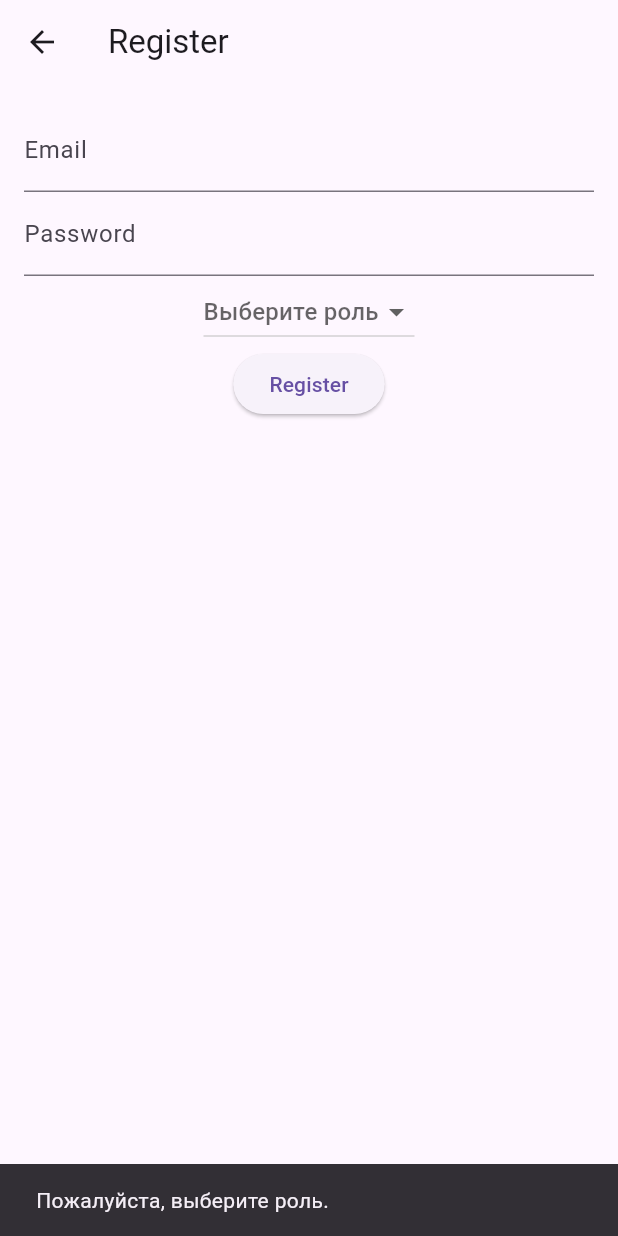
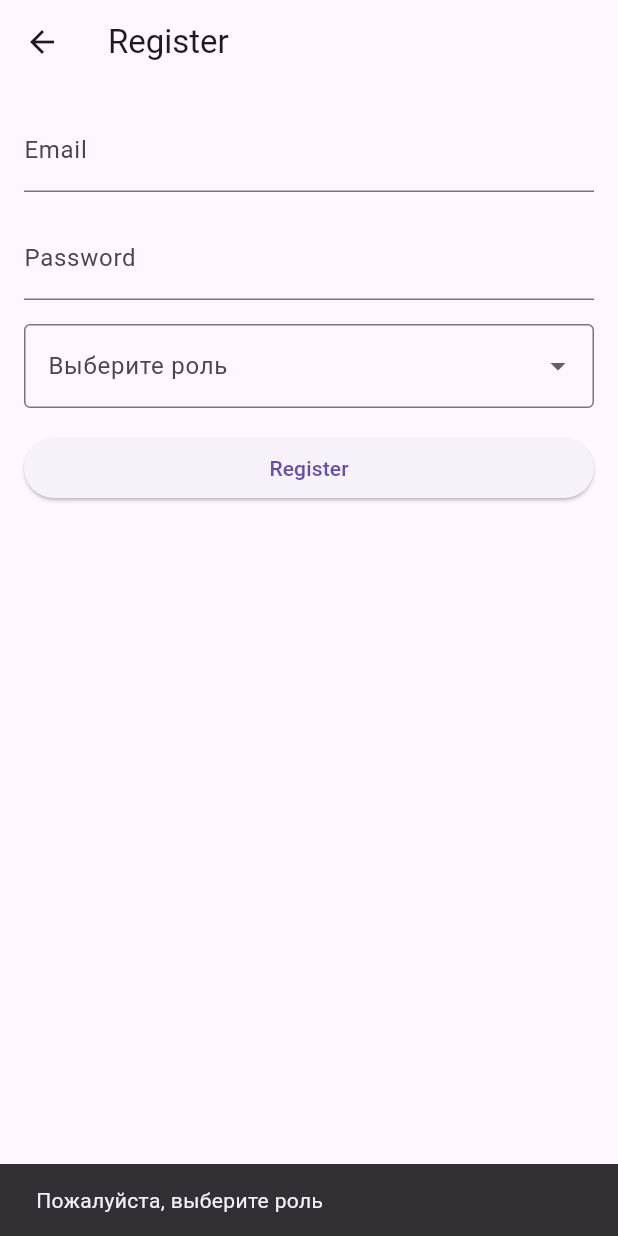
Before and after one commit to ostup17/workity, a Flutter app: the RegisterScreen screen opened by its route, after a tap on "Register", on a phone screen of 412 x 824 dp. Run offline on Flutter 3.47's test engine with Material 3 defaults, Android fonts, the phone set to English and light mode, and no system bars; our stand-ins replace cloud_firestore, equatable, firebase_auth, firebase_core, flutter_bloc, lottie; accounts and stored records are empty.

Commit message:
Добавил на экран регистрации дропдаун с выбором роли

```diff
--- a/lib/data/repositories/auth_repository.dart
+++ b/lib/data/repositories/auth_repository.dart
@@ -35,6 +35,7 @@ class AuthRepository {
     await FirebaseFirestore.instance.collection('users').doc(userCredential.user!.uid).set({
       'roles': [roleString],
       'activeRole': roleString,
+      'email': userCredential.user!.email, // Добавляем email
     });
     return app_user.User(
       id: userCredential.user!.uid,
--- a/lib/presentation/screens/register_screen.dart
+++ b/lib/presentation/screens/register_screen.dart
@@ -1,9 +1,10 @@
 import 'package:flutter/material.dart';
 import 'package:flutter_bloc/flutter_bloc.dart';
-
-import '../../domain/entities/user.dart';
 import '../blocs/auth/auth_bloc.dart';
 import '../blocs/auth/auth_event.dart';
+import '../../../domain/entities/user.dart' as app_user;
+import '../blocs/auth/auth_state.dart';
+import '../widgets/loading_indicator.dart';
 
 class RegisterScreen extends StatefulWidget {
   @override
@@ -13,64 +14,99 @@ class RegisterScreen extends StatefulWidget {
 class _RegisterScreenState extends State<RegisterScreen> {
   final TextEditingController emailController = TextEditingController();
   final TextEditingController passwordController = TextEditingController();
-  UserRole? selectedRole;
+  app_user.UserRole? selectedRole;
 
-  void _registerUser(BuildContext context) {
+  @override
+  Widget build(BuildContext context) {
+    return BlocListener<AuthBloc, AuthState>(
+      listener: (context, state) {
+        if (state is AuthAuthenticated) {
+          Navigator.pushReplacementNamed(context, '/home');
+        } else if (state is AuthError) {
+          ScaffoldMessenger.of(context).showSnackBar(
+            SnackBar(content: Text(state.message)),
+          );
+        }
+      },
+      child: BlocBuilder<AuthBloc, AuthState>(
+        builder: (context, state) {
+          if (state is AuthLoading) {
+            return const Scaffold(
+              body: LoadingIndicator(),
+            );
+          }
+
+          return Scaffold(
+            appBar: AppBar(
+              title: Text('Register'),
+            ),
+            body: Padding(
+              padding: const EdgeInsets.all(16.0),
+              child: Column(
+                crossAxisAlignment: CrossAxisAlignment.stretch,
+                children: [
+                  TextField(
+                    controller: emailController,
+                    decoration: InputDecoration(labelText: 'Email'),
+                  ),
+                  const SizedBox(height: 16),
+                  TextField(
+                    controller: passwordController,
+                    decoration: InputDecoration(labelText: 'Password'),
+                    obscureText: true,
+                  ),
+                  const SizedBox(height: 16),
+                  DropdownButtonFormField<app_user.UserRole>(
+                    value: selectedRole,
+                    items: [
+                      DropdownMenuItem(
+                        value: app_user.UserRole.customer,
+                        child: Text('Заказчик'),
+                      ),
+                      DropdownMenuItem(
+                        value: app_user.UserRole.performer,
+                        child: Text('Исполнитель'),
+                      ),
+                    ],
+                    onChanged: (role) {
+                      setState(() {
+                        selectedRole = role;
+                      });
+                    },
+                    decoration: InputDecoration(
+                      labelText: 'Выберите роль',
+                      border: OutlineInputBorder(),
+                    ),
+                  ),
+                  const SizedBox(height: 16),
+                  ElevatedButton(
+                    onPressed: () {
                       if (selectedRole == null) {
                         ScaffoldMessenger.of(context).showSnackBar(
-        SnackBar(content: Text('Пожалуйста, выберите роль.')),
+                          SnackBar(content: Text('Пожалуйста, выберите роль')),
                         );
                         return;
                       }
 
                       final email = emailController.text.trim();
                       final password = passwordController.text.trim();
-    context.read<AuthBloc>().add(AuthRegisterEvent(
+
+                      context.read<AuthBloc>().add(
+                            AuthRegisterEvent(
                               email: email,
                               password: password,
                               role: selectedRole!,
-    ));
-  }
-
-  @override
-  Widget build(BuildContext context) {
-    return Scaffold(
-      appBar: AppBar(title: Text('Register')),
-      body: Padding(
-        padding: const EdgeInsets.all(16.0),
-        child: Column(
-          children: [
-            TextField(
-              controller: emailController,
-              decoration: InputDecoration(labelText: 'Email'),
                             ),
-            TextField(
-              controller: passwordController,
-              decoration: InputDecoration(labelText: 'Password'),
-              obscureText: true,
-            ),
-            DropdownButton<UserRole>(
-              value: selectedRole,
-              hint: Text('Выберите роль'),
-              onChanged: (role) => setState(() => selectedRole = role),
-              items: [
-                DropdownMenuItem(
-                  value: UserRole.performer,
-                  child: Text('Исполнитель'),
-                ),
-                DropdownMenuItem(
-                  value: UserRole.customer,
-                  child: Text('Заказчик'),
-                ),
-              ],
-            ),
-            ElevatedButton(
-              onPressed: () => _registerUser(context),
+                          );
+                    },
                     child: Text('Register'),
                   ),
                 ],
               ),
             ),
           );
+        },
+      ),
+    );
   }
 }
```
Also changed, not shown: assets/animations/loading.json (added, +1 -0 lines), lib/presentation/screens/home_screen.dart (+7 -2 lines), lib/presentation/widgets/loading_indicator.dart (added, +19 -0 lines), pubspec.yaml (+4 -3 lines), pubspec.lock. Lines whose indentation alone changed are shown as unchanged.
